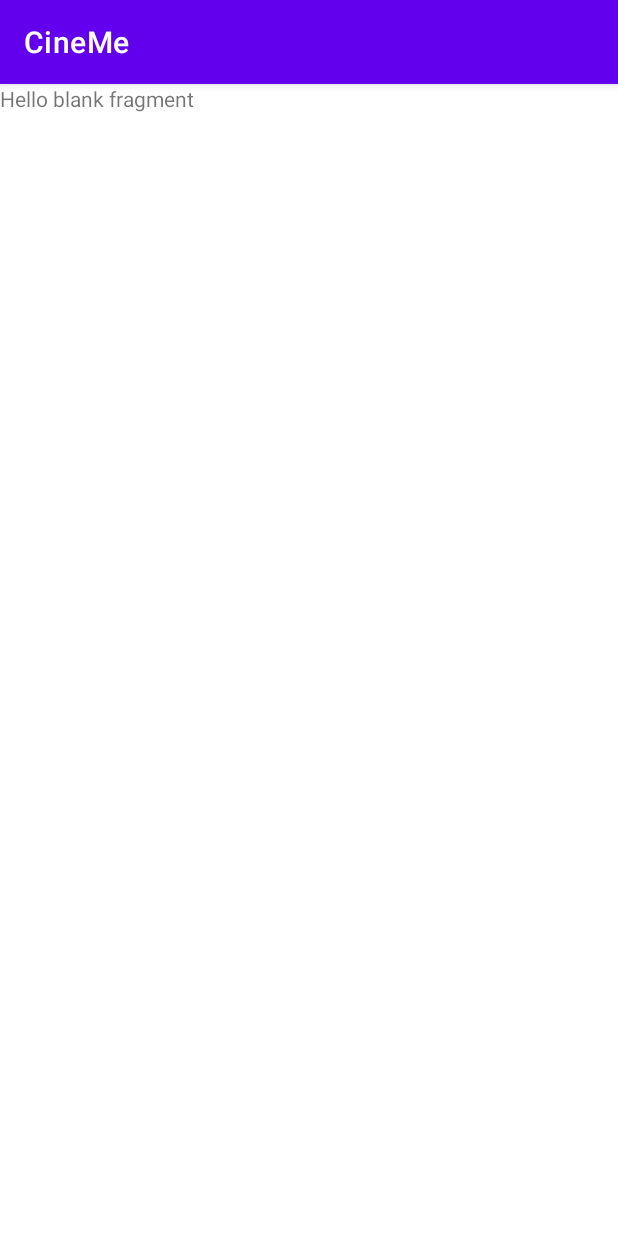
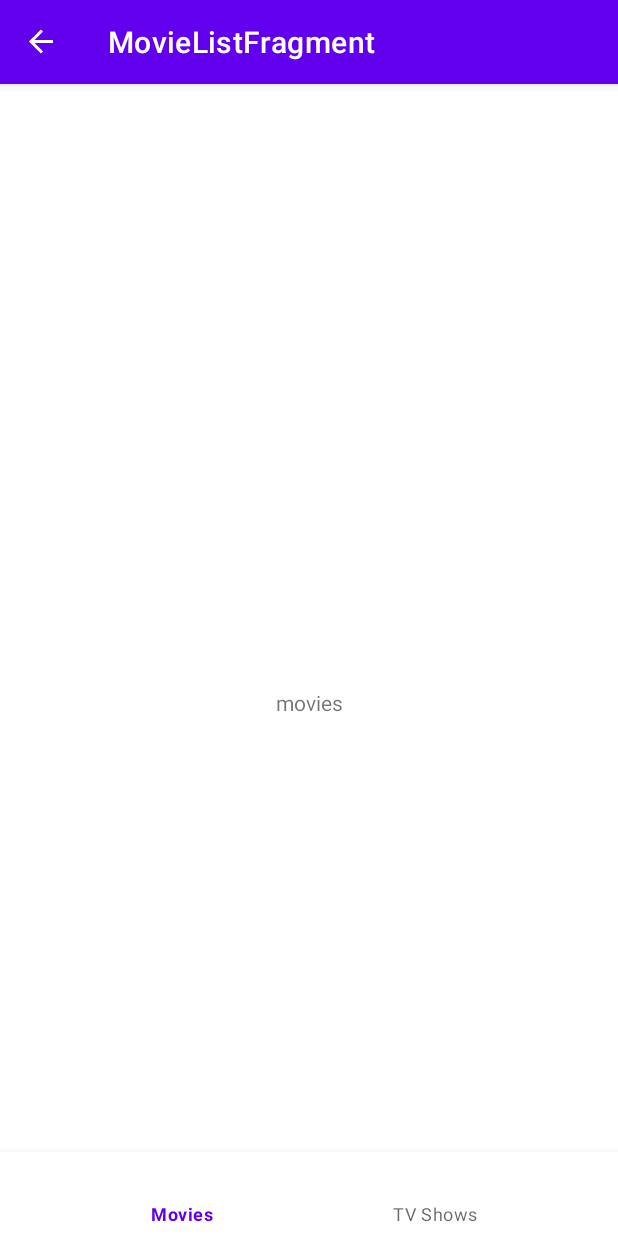
Before and after one commit to JaviMera/CineMe, an Android app: the screen it shows after launch (MainActivity before the commit, CinemaActivity after it), on a phone screen of 412 x 824 dp. Run offline under Robolectric (Android 15) with nearby library versions, the phone set to English and light mode, and no system bars; our stand-ins replace navigation-ui.

Commit message:
Begin adding bottom navigation view with nav controller.

```diff
--- a/app/src/main/AndroidManifest.xml
+++ b/app/src/main/AndroidManifest.xml
@@ -10,8 +10,9 @@
         android:supportsRtl="true"
         android:theme="@style/Theme.CineMe">
         <activity
-            android:name=".MainActivity"
-            android:exported="true">
+            android:name=".CinemaActivity"
+            android:exported="true"
+            android:label="@string/app_name">
             <intent-filter>
                 <action android:name="android.intent.action.MAIN" />
 
--- /dev/null
+++ b/app/src/main/java/com/merajavier/cineme/CinemaActivity.kt
@@ -0,0 +1,36 @@
+package com.merajavier.cineme
+
+import android.os.Bundle
+import com.google.android.material.bottomnavigation.BottomNavigationView
+import androidx.appcompat.app.AppCompatActivity
+import androidx.navigation.findNavController
+import androidx.navigation.ui.AppBarConfiguration
+import androidx.navigation.ui.NavigationUI
+import androidx.navigation.ui.setupActionBarWithNavController
+import androidx.navigation.ui.setupWithNavController
+import com.merajavier.cineme.databinding.ActivityCinemaBinding
+
+class CinemaActivity : AppCompatActivity() {
+
+    private lateinit var binding: ActivityCinemaBinding
+
+    override fun onCreate(savedInstanceState: Bundle?) {
+        super.onCreate(savedInstanceState)
+
+        binding = ActivityCinemaBinding.inflate(layoutInflater)
+        setContentView(binding.root)
+
+        val navView: BottomNavigationView = binding.navView
+
+        val navController = findNavController(R.id.nav_host_fragment_activity_cinema)
+        // Passing each menu ID as a set of Ids because each
+        // menu should be considered as top level destinations.
+        val appBarConfiguration = AppBarConfiguration(
+            setOf(
+                R.id.navigation_movies, R.id.navigation_tv_shows
+            )
+        )
+        setupActionBarWithNavController(navController, appBarConfiguration)
+        navView.setupWithNavController(navController)
+    }
+}
--- a/app/src/main/java/com/merajavier/cineme/MainActivity.kt
+++ /dev/null
@@ -1,11 +0,0 @@
-package com.merajavier.cineme
-
-import androidx.appcompat.app.AppCompatActivity
-import android.os.Bundle
-
-class MainActivity : AppCompatActivity() {
-    override fun onCreate(savedInstanceState: Bundle?) {
-        super.onCreate(savedInstanceState)
-        setContentView(R.layout.activity_main)
-    }
-}
--- a/app/src/main/java/com/merajavier/cineme/authentication/AuthenticationFragment.kt
+++ b/app/src/main/java/com/merajavier/cineme/movies/MovieListFragment.kt
@@ -1,4 +1,4 @@
-package com.merajavier.cineme.authentication
+package com.merajavier.cineme.movies
 
 import android.os.Bundle
 import androidx.fragment.app.Fragment
@@ -6,8 +6,11 @@ import android.view.LayoutInflater
 import android.view.View
 import android.view.ViewGroup
 import com.merajavier.cineme.R
+import com.merajavier.cineme.databinding.FragmentMoviesBinding
 
-class AuthenticationFragment : Fragment() {
+class MovieListFragment : Fragment() {
+
+    private lateinit var _binding: FragmentMoviesBinding
 
     override fun onCreate(savedInstanceState: Bundle?) {
         super.onCreate(savedInstanceState)
@@ -18,6 +21,8 @@ class AuthenticationFragment : Fragment() {
         savedInstanceState: Bundle?
     ): View? {
         // Inflate the layout for this fragment
-        return inflater.inflate(R.layout.fragment_authentication, container, false)
+        _binding = FragmentMoviesBinding.inflate(inflater, container, false)
+
+        return _binding.root
     }
 }
--- /dev/null
+++ b/app/src/main/res/layout/activity_cinema.xml
@@ -0,0 +1,33 @@
+<?xml version="1.0" encoding="utf-8"?>
+<androidx.constraintlayout.widget.ConstraintLayout xmlns:android="http://schemas.android.com/apk/res/android"
+    xmlns:app="http://schemas.android.com/apk/res-auto"
+    android:id="@+id/container"
+    android:layout_width="match_parent"
+    android:layout_height="match_parent"
+    android:paddingTop="?attr/actionBarSize">
+
+    <com.google.android.material.bottomnavigation.BottomNavigationView
+        android:id="@+id/nav_view"
+        android:layout_width="0dp"
+        android:layout_height="wrap_content"
+        android:layout_marginStart="0dp"
+        android:layout_marginEnd="0dp"
+        android:background="?android:attr/windowBackground"
+        app:layout_constraintBottom_toBottomOf="parent"
+        app:layout_constraintLeft_toLeftOf="parent"
+        app:layout_constraintRight_toRightOf="parent"
+        app:menu="@menu/bottom_navigation_menu" />
+
+    <fragment
+        android:id="@+id/nav_host_fragment_activity_cinema"
+        android:name="androidx.navigation.fragment.NavHostFragment"
+        android:layout_width="match_parent"
+        android:layout_height="match_parent"
+        app:defaultNavHost="true"
+        app:layout_constraintBottom_toTopOf="@id/nav_view"
+        app:layout_constraintLeft_toLeftOf="parent"
+        app:layout_constraintRight_toRightOf="parent"
+        app:layout_constraintTop_toTopOf="parent"
+        app:navGraph="@navigation/nav_graph" />
+
+</androidx.constraintlayout.widget.ConstraintLayout>
--- a/app/src/main/res/layout/fragment_authentication.xml
+++ /dev/null
@@ -1,13 +0,0 @@
-<?xml version="1.0" encoding="utf-8"?>
-<FrameLayout xmlns:android="http://schemas.android.com/apk/res/android"
-    xmlns:tools="http://schemas.android.com/tools"
-    android:layout_width="match_parent"
-    android:layout_height="match_parent"
-    tools:context=".authentication.AuthenticationFragment">
-
-    <TextView
-        android:layout_width="match_parent"
-        android:layout_height="match_parent"
-        android:text="@string/hello_blank_fragment" />
-
-</FrameLayout>
--- a/app/src/main/res/layout/activity_main.xml
+++ b/app/src/main/res/layout/fragment_movies.xml
@@ -1,21 +1,20 @@
 <?xml version="1.0" encoding="utf-8"?>
 <androidx.constraintlayout.widget.ConstraintLayout
     xmlns:android="http://schemas.android.com/apk/res/android"
+    xmlns:tools="http://schemas.android.com/tools"
     xmlns:app="http://schemas.android.com/apk/res-auto"
-    xmlns:tools="http://schemas.android.com/tools"
     android:layout_width="match_parent"
     android:layout_height="match_parent"
-    tools:context=".MainActivity">
+    tools:context=".movies.MovieListFragment">
 
-    <androidx.fragment.app.FragmentContainerView
-        android:id="@+id/nav_host_fragment"
-        android:layout_width="0dp"
-        android:layout_height="0dp"
-        android:name="androidx.navigation.fragment.NavHostFragment"
+    <TextView
         app:layout_constraintStart_toStartOf="parent"
         app:layout_constraintEnd_toEndOf="parent"
         app:layout_constraintTop_toTopOf="parent"
         app:layout_constraintBottom_toBottomOf="parent"
-        app:defaultNavHost="true"
-        app:navGraph="@navigation/nav_graph"/>
+        android:layout_width="match_parent"
+        android:layout_height="wrap_content"
+        android:gravity="center"
+        android:text="movies" />
+
 </androidx.constraintlayout.widget.ConstraintLayout>
--- /dev/null
+++ b/app/src/main/res/menu/bottom_navigation_menu.xml
@@ -0,0 +1,9 @@
+<?xml version="1.0" encoding="utf-8"?>
+<menu xmlns:android="http://schemas.android.com/apk/res/android">
+    <item
+        android:id="@+id/navigation_movies"
+        android:title="@string/menu_item_movies_title" />
+    <item
+        android:id="@+id/navigation_tv_shows"
+        android:title="@string/menu_item_tv_shows_title" />
+</menu>
--- a/app/src/main/res/navigation/nav_graph.xml
+++ b/app/src/main/res/navigation/nav_graph.xml
@@ -1,13 +1,18 @@
 <?xml version="1.0" encoding="utf-8"?>
-<navigation xmlns:android="http://schemas.android.com/apk/res/android"
+<navigation
+    xmlns:android="http://schemas.android.com/apk/res/android"
     xmlns:app="http://schemas.android.com/apk/res-auto"
     xmlns:tools="http://schemas.android.com/tools"
     android:id="@+id/nav_graph"
-    app:startDestination="@id/authenticationFragment">
-
+    app:startDestination="@id/movieListFragment">
     <fragment
-        android:id="@+id/authenticationFragment"
-        android:name="com.merajavier.cineme.authentication.AuthenticationFragment"
-        android:label="fragment_authentication"
-        tools:layout="@layout/fragment_authentication" />
+        android:id="@+id/movieListFragment"
+        android:name="com.merajavier.cineme.movies.MovieListFragment"
+        android:label="MovieListFragment"
+        tools:layout="@layout/fragment_movies"/>
+    <fragment
+        android:id="@+id/TVShowListFragment"
+        android:name="com.merajavier.cineme.shows.TVShowListFragment"
+        android:label="fragment_t_v_show_list"
+        tools:layout="@layout/fragment_t_v_show_list" />
 </navigation>
--- /dev/null
+++ b/app/src/main/res/values/dimens.xml
@@ -0,0 +1,5 @@
+<resources>
+    <!-- Default screen margins, per the Android Design guidelines. -->
+    <dimen name="activity_horizontal_margin">16dp</dimen>
+    <dimen name="activity_vertical_margin">16dp</dimen>
+</resources>
--- a/app/src/main/res/values/strings.xml
+++ b/app/src/main/res/values/strings.xml
@@ -2,4 +2,10 @@
     <string name="app_name">CineMe</string>
     <!-- TODO: Remove or change this placeholder text -->
     <string name="hello_blank_fragment">Hello blank fragment</string>
+    <string name="menu_item_movies_title">Movies</string>
+    <string name="menu_item_tv_shows_title">TV Shows</string>
+    <string name="title_activity_cinema">CinemaActivity</string>
+    <string name="title_home">Home</string>
+    <string name="title_dashboard">Dashboard</string>
+    <string name="title_notifications">Notifications</string>
 </resources>
```
Also changed, not shown: app/build.gradle (+8 -0 lines), app/src/main/java/com/merajavier/cineme/shows/TVShowListFragment.kt (added, +28 -0 lines), app/src/main/res/drawable/ic_dashboard_black_24dp.xml (added, +9 -0 lines), app/src/main/res/drawable/ic_home_black_24dp.xml (added, +9 -0 lines), app/src/main/res/drawable/ic_notifications_black_24dp.xml (added, +9 -0 lines), app/src/main/res/layout/fragment_t_v_show_list.xml (added, +19 -0 lines).
